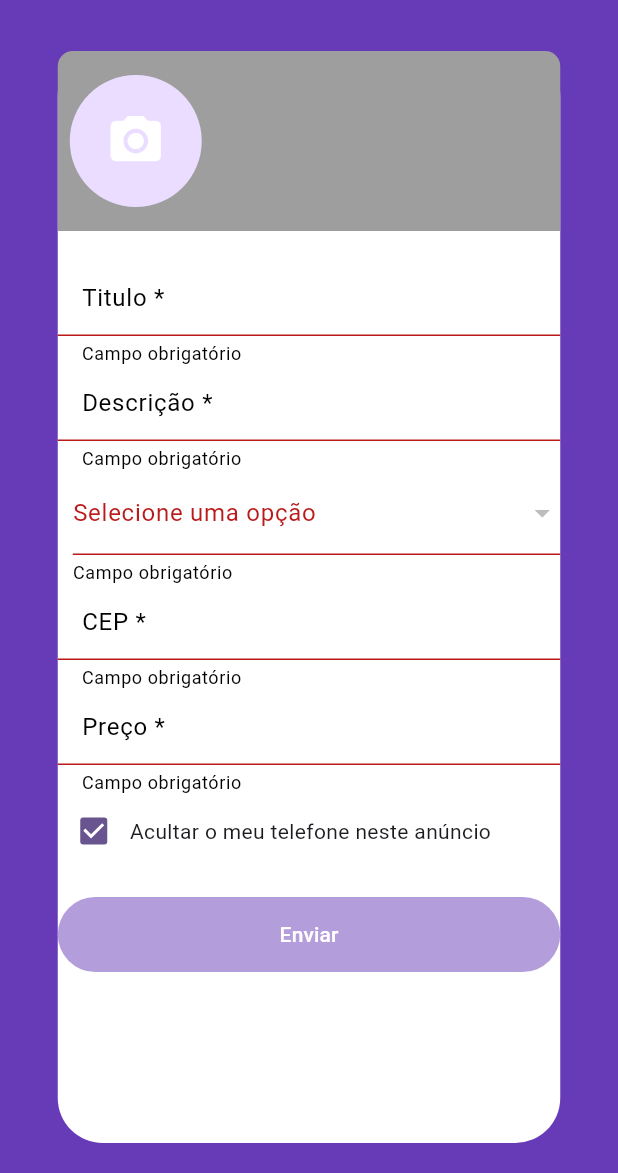
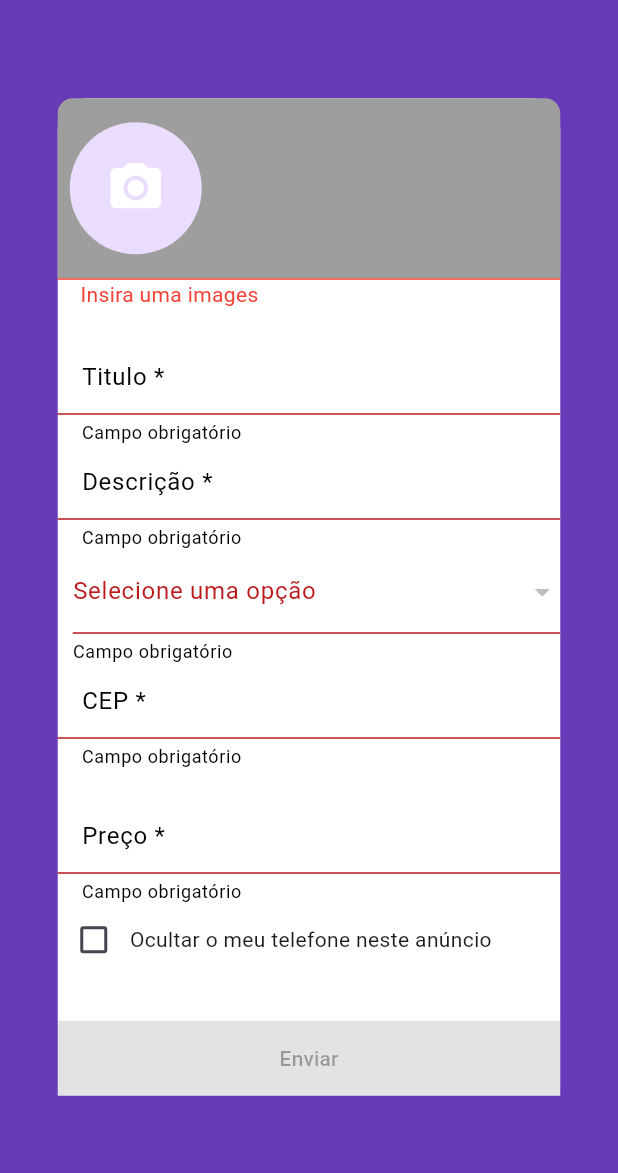
Before and after one commit to rasec23rj/olx_mobx, a Flutter app: the screen it shows after launch, swiped to page 2, on a phone screen of 412 x 824 dp, the part 63-1236 px from its top. Run offline on Flutter 3.47's test engine with Material 3 defaults, Android fonts, the phone set to English and light mode, and no system bars; our stand-ins replace brasil_fields, dio, file_picker, flutter_mobx, get_it, image_cropper and 4 more; generated files the repository leaves out were written again; network calls fail.

Commit message:
feat: cep

```diff
--- a/lib/main.dart
+++ b/lib/main.dart
@@ -6,6 +6,7 @@ import 'package:olx_mobx/core/utils/my_custom_scroll_behavior.dart';
 import 'package:olx_mobx/home_page.dart';
 import 'package:olx_mobx/pages/anuncios/stores/anuncio_store.dart';
 import 'package:olx_mobx/pages/anuncios/stores/category_store.dart';
+import 'package:olx_mobx/pages/anuncios/stores/cep_store.dart';
 import 'package:olx_mobx/widgets/store/page_store.dart';
 
 Future<void> main() async {
@@ -21,6 +22,7 @@ void setupLocators() {
   GetIt.I.registerSingleton(PageStore());
   GetIt.I.registerSingleton(AnuncioStore());
   GetIt.I.registerSingleton(CategoryStore());
+  GetIt.I.registerSingleton(CepStore());
 }
 
 class MyApp extends StatelessWidget {
@@ -43,12 +45,14 @@ class MyApp extends StatelessWidget {
           foregroundColor: Colors.white,
           centerTitle: true,
         ),
-        elevatedButtonTheme: ElevatedButtonThemeData(
-          style: ButtonStyle(
-            backgroundColor: WidgetStateProperty.all(Colors.deepPurple[200]),
-            foregroundColor: WidgetStateProperty.all(Colors.white),
-          ),
-        ),
+        // elevatedButtonTheme: ElevatedButtonThemeData(
+        //   style: ButtonStyle(
+        //     backgroundColor: WidgetStateProperty.all(
+        //       const Color.fromARGB(255, 90, 1, 253),
+        //     ),
+        //     foregroundColor: WidgetStateProperty.all(Colors.white),
+        //   ),
+        // ),
       ),
 
       home: const HomePage(),
--- a/lib/pages/anuncios/cep_widget.dart
+++ b/lib/pages/anuncios/cep_widget.dart
@@ -2,12 +2,17 @@ import 'package:brasil_fields/brasil_fields.dart';
 import 'package:flutter/material.dart';
 import 'package:flutter/services.dart';
 import 'package:flutter_mobx/flutter_mobx.dart';
+import 'package:olx_mobx/pages/anuncios/stores/anuncio_store.dart';
 import 'package:olx_mobx/pages/anuncios/stores/cep_store.dart';
 import 'package:olx_mobx/widgets/custom_text_filed.dart';
 
 class CepWidget extends StatelessWidget {
-  CepWidget({super.key});
-  final CepStore cepStore = CepStore();
+  CepWidget({super.key, required this.anuncioStore})
+    : cepStore = anuncioStore.cepStore;
+
+  final AnuncioStore anuncioStore;
+  final CepStore cepStore;
+
   @override
   Widget build(BuildContext context) {
     return Observer(
@@ -27,7 +32,11 @@ class CepWidget extends StatelessWidget {
                 CepInputFormatter(),
               ],
             ),
-
+            cepStore.loading
+                ? LinearProgressIndicator(
+                    valueColor: AlwaysStoppedAnimation(Colors.deepPurpleAccent),
+                  )
+                : SizedBox(),
             if (cepStore.error.isNotEmpty)
               Container(
                 color: Colors.red.withOpacity(0.1),
--- a/lib/pages/anuncios/criar_anuncios.dart
+++ b/lib/pages/anuncios/criar_anuncios.dart
@@ -4,7 +4,6 @@ import 'package:flutter/services.dart';
 import 'package:flutter_mobx/flutter_mobx.dart';
 import 'package:get_it/get_it.dart';
 import 'package:mobx/mobx.dart';
-import 'package:olx_mobx/models/cep_model.dart';
 import 'package:olx_mobx/pages/anuncios/category_widget.dart';
 import 'package:olx_mobx/pages/anuncios/cep_widget.dart';
 import 'package:olx_mobx/pages/anuncios/stores/anuncio_store.dart';
@@ -22,8 +21,8 @@ class CriarAnuncios extends StatefulWidget {
 
 class _CriarAnunciosState extends State<CriarAnuncios> {
   AnuncioStore anuncioStore = GetIt.I<AnuncioStore>();
+  CepStore cepStore = CepStore();
   PageStore pageStore = GetIt.I<PageStore>();
-  CepStore cepStore = CepStore();
 
   @override
   Widget build(BuildContext context) {
@@ -33,16 +32,21 @@ class _CriarAnunciosState extends State<CriarAnuncios> {
         builder: (_, constrains) {
           return Container(
             width: constrains.maxWidth < 600 ? 375 : 375,
-
+            alignment: Alignment.center,
             padding: const EdgeInsets.all(20),
             child: Container(
               decoration: BoxDecoration(
                 color: Colors.white,
-                borderRadius: BorderRadius.circular(30),
+                borderRadius: BorderRadius.only(
+                  topLeft: Radius.circular(20),
+                  topRight: Radius.circular(20),
+                ),
               ),
               child: SingleChildScrollView(
                 child: Column(
                   mainAxisSize: MainAxisSize.max,
+                  crossAxisAlignment: CrossAxisAlignment.stretch,
+                  mainAxisAlignment: MainAxisAlignment.spaceBetween,
                   children: [
                     ImageField(),
                     const SizedBox(height: 20),
@@ -76,7 +80,8 @@ class _CriarAnunciosState extends State<CriarAnuncios> {
                         );
                       },
                     ),
-                    CepWidget(),
+                    CepWidget(anuncioStore: anuncioStore),
+                    const SizedBox(height: 20),
                     Observer(
                       builder: (_) {
                         return CustomTextFiled(
@@ -95,20 +100,35 @@ class _CriarAnunciosState extends State<CriarAnuncios> {
                       builder: (_) {
                         return Row(
                           children: [
-                            Checkbox(value: true, onChanged: (bool? value) {}),
-                            Text('Acultar o meu telefone neste anúncio'),
+                            Checkbox(
+                              value: anuncioStore.hidePhone,
+                              onChanged: (value) {
+                                anuncioStore.setHidePhone(value!);
+                              },
+                            ),
+                            Expanded(
+                              child: Text(
+                                'Ocultar o meu telefone neste anúncio',
+                              ),
+                            ),
                           ],
                         );
                       },
                     ),
-                    const SizedBox(height: 20),
+                    const SizedBox(height: 30),
                     Observer(
                       builder: (_) {
                         return SizedBox(
-                          width: MediaQuery.of(context).size.width,
                           height: 50,
                           child: ElevatedButton(
                             onPressed: anuncioStore.anuncioPress,
+                            style: ElevatedButton.styleFrom(
+                              backgroundColor: anuncioStore.isFormValid
+                                  ? Colors.orange[400]
+                                  : Colors.grey,
+                              foregroundColor: Colors.white,
+                              shape: RoundedRectangleBorder(),
+                            ),
                             child: anuncioStore.loading
                                 ? CircularProgressIndicator(color: Colors.white)
                                 : Text('Enviar'),
--- a/lib/widgets/image_field.dart
+++ b/lib/widgets/image_field.dart
@@ -11,7 +11,9 @@ class ImageField extends StatelessWidget {
   AnuncioStore anuncioStore = GetIt.I<AnuncioStore>();
   @override
   Widget build(BuildContext context) {
-    return Container(
+    return Column(
+      children: [
+        Container(
           decoration: BoxDecoration(
             color: Colors.grey,
             borderRadius: BorderRadius.only(
@@ -44,7 +46,11 @@ class ImageField extends StatelessWidget {
                           mainAxisAlignment: MainAxisAlignment.center,
                           crossAxisAlignment: CrossAxisAlignment.center,
                           children: [
-                        Icon(Icons.camera_alt, color: Colors.white, size: 40),
+                            Icon(
+                              Icons.camera_alt,
+                              color: Colors.white,
+                              size: 40,
+                            ),
                           ],
                         ),
                       ),
@@ -60,7 +66,8 @@ class ImageField extends StatelessWidget {
                           builder: (context) {
                             return ImageDialog(
                               images: anuncioStore.images[index],
-                          onDelete: () => anuncioStore.images.removeAt(index),
+                              onDelete: () =>
+                                  anuncioStore.images.removeAt(index),
                             );
                           },
                         );
@@ -92,6 +99,23 @@ class ImageField extends StatelessWidget {
                   : 5,
             ),
           ),
+        ),
+        Observer(
+          builder: (_) => anuncioStore.imagesError != null
+              ? Container(
+                  padding: EdgeInsets.only(left: 15),
+                  alignment: Alignment.centerLeft,
+                  decoration: BoxDecoration(
+                    border: Border(top: BorderSide(color: Colors.red)),
+                  ),
+                  child: Text(
+                    anuncioStore.imagesError!,
+                    style: TextStyle(color: Colors.red),
+                  ),
+                )
+              : SizedBox(),
+        ),
+      ],
     );
   }
 }
```
Also changed, not shown: lib/pages/anuncios/stores/anuncio_store.dart (+24 -3 lines), lib/pages/anuncios/stores/anuncio_store.g.dart. Lines whose indentation alone changed are shown as unchanged.
